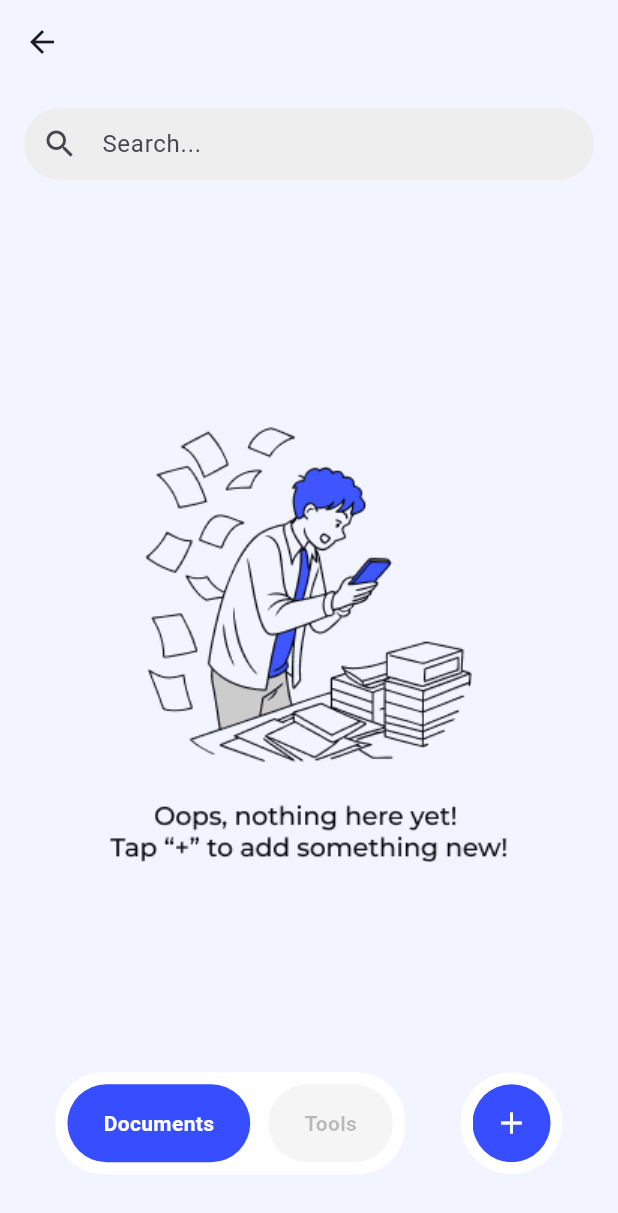
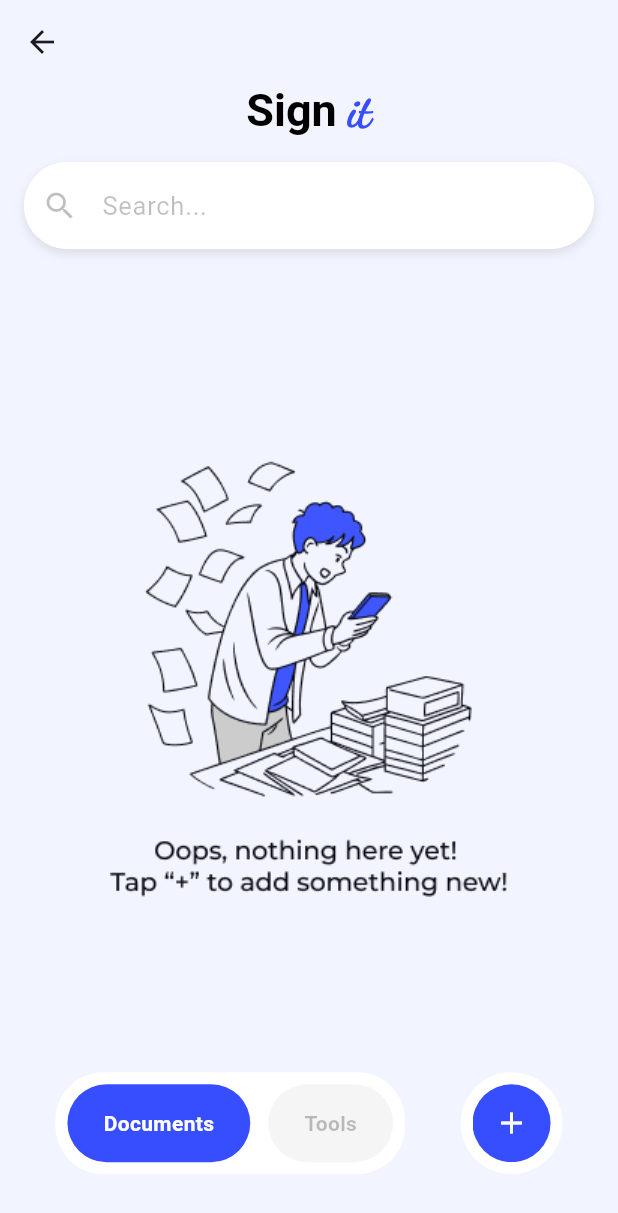
Before and after one commit to Alex-Flutter-ios/sign_it, a Flutter app: the DocumentsScreen screen opened by its route, on a phone screen of 412 x 824 dp. Shown: the top 1213 px of the screen. Run offline on Flutter 3.47's test engine with Material 3 defaults, Android fonts, the phone set to English and light mode, and no system bars; our stand-ins replace bloc, dio, file_picker, flutter_bloc, hive_flutter, image_picker and 3 more; accounts and stored records are empty.

Commit message:
feat: documents tab finished ui

```diff
--- /dev/null
+++ b/lib/core/widgets/logo_widget.dart
@@ -0,0 +1,41 @@
+import 'package:flutter/material.dart';
+
+class LogoWidget extends StatelessWidget {
+  const LogoWidget({
+    super.key,
+    this.signFontSize,
+    this.itFontSize,
+  });
+
+  final double? signFontSize;
+  final double? itFontSize;
+
+  @override
+  Widget build(BuildContext context) {
+    return RichText(
+      text: TextSpan(
+        style: const TextStyle(
+          fontSize: 20,
+          fontWeight: FontWeight.bold,
+          color: Color.fromARGB(255, 0, 0, 0),
+        ),
+        children: [
+          TextSpan(
+            text: 'Sign ',
+            style: TextStyle(
+              fontSize: signFontSize ?? 24,
+            ),
+          ),
+          TextSpan(
+            text: 'it',
+            style: TextStyle(
+              fontFamily: 'DancingScrip',
+              fontSize: itFontSize ?? 24,
+              color: Color(0xFF364EFF),
+            ),
+          ),
+        ],
+      ),
+    );
+  }
+}
--- a/lib/features/documents/presentation/views/documents_screen.dart
+++ b/lib/features/documents/presentation/views/documents_screen.dart
@@ -131,7 +131,6 @@ class _DocumentsScreenState extends State<DocumentsScreen> {
   @override
   Widget build(BuildContext context) {
     return Scaffold(
-      backgroundColor: const Color(0xFFF2F4FF),
       appBar: AppBar(),
       body: PageView(
         physics: NeverScrollableScrollPhysics(),
--- a/lib/features/documents/presentation/views/documents_tab.dart
+++ b/lib/features/documents/presentation/views/documents_tab.dart
@@ -1,6 +1,7 @@
 // features/documents_list/presentation/views/documents_tab.dart
 import 'package:flutter/material.dart';
 import 'package:flutter_bloc/flutter_bloc.dart';
+import 'package:scaner_test_task/core/widgets/logo_widget.dart';
 import 'package:scaner_test_task/features/documents/presentation/cubit/documents_cubit.dart';
 import 'package:intl/intl.dart';
 
@@ -50,21 +51,16 @@ class DocumentsTab extends StatelessWidget {
       builder: (context, state) {
         return Column(
           children: [
-            // Search Bar
+            // Logo
+            LogoWidget(
+              signFontSize: 30.0,
+              itFontSize: 30.0,
+            ),
+
+            // Search
             Padding(
               padding: const EdgeInsets.all(16.0),
-              child: TextField(
-                decoration: InputDecoration(
-                  hintText: 'Search...',
-                  prefixIcon: Icon(Icons.search),
-                  filled: true,
-                  fillColor: Colors.grey[200],
-                  border: OutlineInputBorder(
-                    borderRadius: BorderRadius.circular(30.0),
-                    borderSide: BorderSide.none,
-                  ),
-                  contentPadding: EdgeInsets.symmetric(vertical: 12),
-                ),
+              child: SearchWidget(
                 onChanged: (query) =>
                     context.read<DocumentsCubit>().searchDocuments(query),
               ),
@@ -77,6 +73,52 @@ class DocumentsTab extends StatelessWidget {
           ],
         );
       },
+    );
+  }
+}
+
+class SearchWidget extends StatelessWidget {
+  const SearchWidget({super.key, required this.onChanged});
+  final void Function(String) onChanged;
+
+  @override
+  Widget build(BuildContext context) {
+    return DecoratedBox(
+      decoration: BoxDecoration(
+        color: Color(0xFFFFFFFF),
+        borderRadius: BorderRadius.circular(34.0),
+        boxShadow: [
+          BoxShadow(
+            color: Colors.black.withOpacity(0.1),
+            blurRadius: 5,
+            offset: Offset(0, 3),
+          ),
+        ],
+      ),
+      child: TextField(
+        decoration: InputDecoration(
+          hintText: 'Search...',
+          hintStyle: TextStyle(
+            color: Colors.black.withOpacity(0.25),
+            fontSize: 17,
+            fontWeight: FontWeight.w400,
+          ),
+          prefixIcon: Icon(
+            Icons.search,
+            weight: 1,
+            color: Colors.black.withOpacity(0.25),
+          ),
+          filled: true,
+          fillColor: Color(0xFFFFFFFF),
+          border: OutlineInputBorder(
+            borderRadius: BorderRadius.circular(34.0),
+            borderSide: BorderSide.none,
+          ),
+          contentPadding:
+              EdgeInsets.symmetric(horizontal: 20.0, vertical: 16.0),
+        ),
+        onChanged: onChanged,
+      ),
     );
   }
 }
--- a/lib/features/subscription/presentation/views/paywall_a_screen.dart
+++ b/lib/features/subscription/presentation/views/paywall_a_screen.dart
@@ -1,21 +1,22 @@
 import 'package:flutter/material.dart';
 import 'package:flutter_bloc/flutter_bloc.dart';
 import 'package:scaner_test_task/core/constants/assets.dart';
+import 'package:scaner_test_task/core/widgets/logo_widget.dart';
 import 'package:scaner_test_task/features/subscription/presentation/views/widgets/total_widget.dart';
 import '../../../documents/presentation/views/documents_screen.dart';
 import '../cubit/subscription_cubit.dart';
 import 'widgets/bottom_button.dart';
 import 'widgets/gradient_button.dart';
 
-class PaywallAScreen extends StatefulWidget {
-  const PaywallAScreen({super.key, this.paywallType});
+class PaywallScreen extends StatefulWidget {
+  const PaywallScreen({super.key, this.paywallType});
   final String? paywallType;
 
   @override
-  State<PaywallAScreen> createState() => _PaywallAScreenState();
+  State<PaywallScreen> createState() => _PaywallScreenState();
 }
 
-class _PaywallAScreenState extends State<PaywallAScreen> {
+class _PaywallScreenState extends State<PaywallScreen> {
   bool _isTrialSelected = true; // по умолчанию выбран trial
   double totalPrice = 0.00;
 
@@ -79,31 +80,7 @@ class _PaywallAScreenState extends State<PaywallAScreen> {
                                   horizontal: 16.0,
                                   vertical: 12.0,
                                 ),
-                                child: RichText(
-                                  text: TextSpan(
-                                    style: const TextStyle(
-                                      fontSize: 20,
-                                      fontWeight: FontWeight.bold,
-                                      color: Color.fromARGB(255, 0, 0, 0),
-                                    ),
-                                    children: [
-                                      const TextSpan(
-                                        text: 'Sign ',
-                                        style: TextStyle(
-                                          fontSize: 24,
-                                        ),
-                                      ),
-                                      TextSpan(
-                                        text: 'it',
-                                        style: const TextStyle(
-                                          fontFamily: 'DancingScrip',
-                                          fontSize: 24,
-                                          color: Color(0xFF364EFF),
-                                        ),
-                                      ),
-                                    ],
-                                  ),
-                                ),
+                                child: LogoWidget(),
                               ),
                             ),
                           ],
--- a/lib/features/subscription/presentation/views/subscription_router_screen.dart
+++ b/lib/features/subscription/presentation/views/subscription_router_screen.dart
@@ -61,7 +61,7 @@ class _SubscriptionRouterScreenState extends State<SubscriptionRouterScreen> {
         body: SizedBox.shrink(),
       );
     }
-    return PaywallAScreen(paywallType: paywallType ?? '');
+    return PaywallScreen(paywallType: paywallType ?? '');
     // return paywallType == 'b'
     //     ? const PaywallBScreen()
     //     : PaywallAScreen(
--- a/lib/main.dart
+++ b/lib/main.dart
@@ -97,7 +97,7 @@ class MyApp extends StatelessWidget {
         useMaterial3: true,
         appBarTheme: const AppBarTheme(
           elevation: 0,
-          backgroundColor:  Color(0xFFF2F4FF),
+          backgroundColor: Color(0xFFF2F4FF),
         ),
         scaffoldBackgroundColor: const Color(0xFFF2F4FF),
       );
@@ -113,7 +113,7 @@ class MyApp extends StatelessWidget {
         Routes.splash.name: (context) => const SplashScreen(),
         Routes.onboarding.name: (context) => OnboardingScreen(),
         Routes.subscription.name: (context) => const SubscriptionRouterScreen(),
-        Routes.paywallA.name: (context) => const PaywallAScreen(),
+        Routes.paywallA.name: (context) => const PaywallScreen(),
         Routes.document.name: (context) => const DocumentsScreen(),
       },
     );
```
Also changed, not shown: lib/core/widgets/loaders.dart (deleted).
